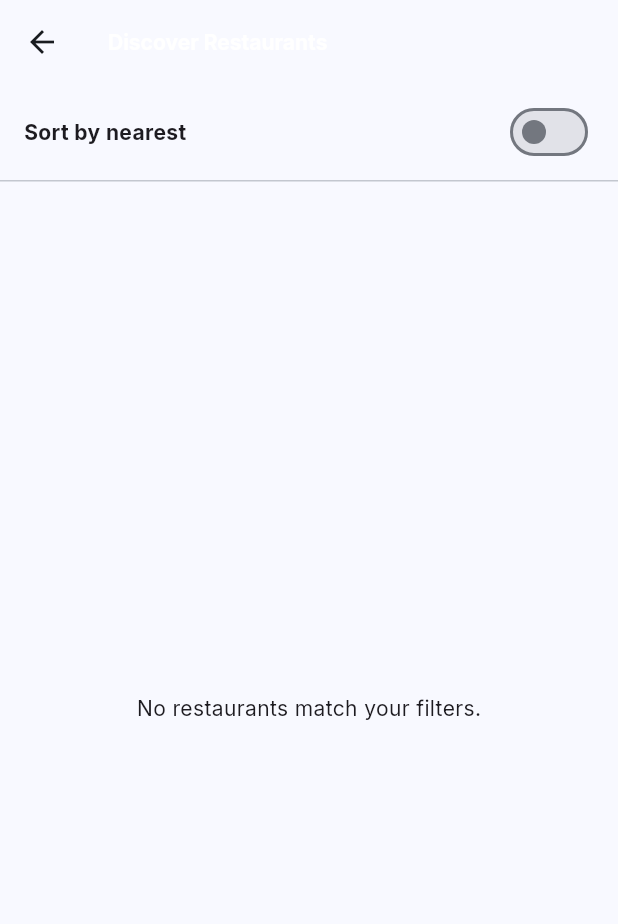
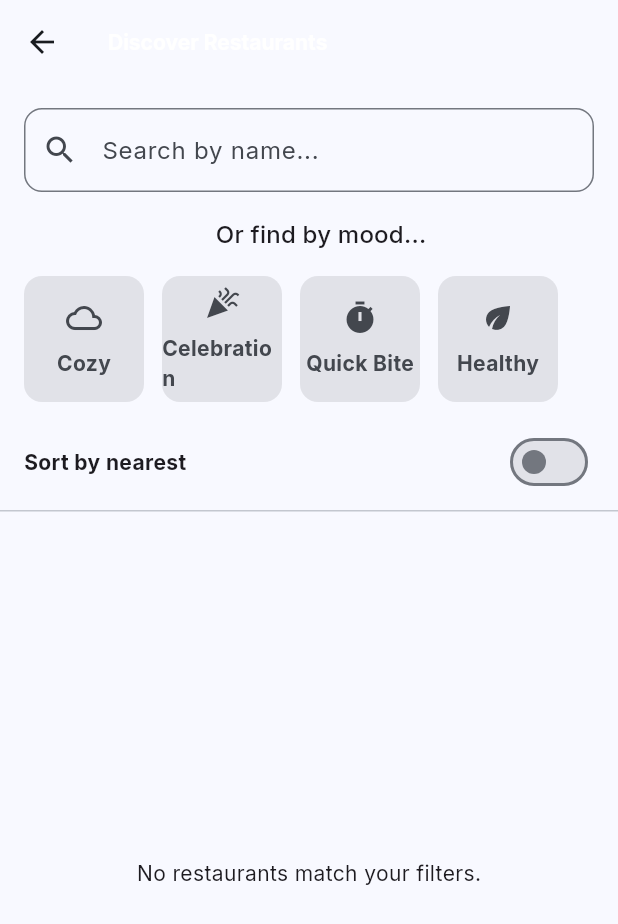
Before and after one commit to iamshawnee00/dyme_eat_test, a Flutter app: the DiscoverScreen screen opened directly, on a phone screen of 412 x 824 dp. Shown: the top 924 px of the screen. Run offline on Flutter 3.47's test engine with Material 3 defaults, Android fonts, the phone set to English and light mode, and no system bars; our stand-ins replace cloud_firestore, cloud_functions, firebase_auth, firebase_core, fl_chart, flutter_riverpod and 6 more; accounts and stored records are empty.

Commit message:
UI/UX Polish: Shimmer Loading Effect

```diff
--- a/lib/screens/discover/discover_screen.dart
+++ b/lib/screens/discover/discover_screen.dart
@@ -1,17 +1,19 @@
+// ignore: unused_import
 import 'package:dyme_eat/models/restaurant.dart';
 import 'package:dyme_eat/providers/location_provider.dart';
 import 'package:dyme_eat/providers/restaurant_provider.dart';
 import 'package:dyme_eat/screens/restaurant/restaurant_detail_screen.dart';
 import 'package:dyme_eat/widgets/mood_selector.dart';
 import 'package:dyme_eat/widgets/restaurant_card.dart';
+import 'package:dyme_eat/widgets/skeleton_card.dart';
 import 'package:flutter/material.dart';
 import 'package:flutter_riverpod/flutter_riverpod.dart';
 import 'package:geolocator/geolocator.dart';
+import 'package:shimmer/shimmer.dart';
 
-// Providers for mood and search query remain the same
+// Providers
 final selectedMoodProvider = StateProvider<Mood?>((ref) => null);
 final searchQueryProvider = StateProvider<String>((ref) => '');
-// A new StateProvider for our "Near Me" toggle
 final nearMeToggleProvider = StateProvider<bool>((ref) => false);
 
 class DiscoverScreen extends ConsumerWidget {
@@ -28,7 +30,27 @@ class DiscoverScreen extends ConsumerWidget {
       appBar: AppBar(title: const Text('Discover Restaurants')),
       body: Column(
         children: [
-          // ... (Search Bar and Mood Selector UI remain the same) ...
+          // --- Search Bar ---
+          Padding(
+            padding: const EdgeInsets.all(16.0),
+            child: TextField(
+              decoration: const InputDecoration(
+                hintText: 'Search by name...',
+                prefixIcon: Icon(Icons.search),
+                border: OutlineInputBorder(borderRadius: BorderRadius.all(Radius.circular(12.0))),
+              ),
+              onChanged: (value) => ref.read(searchQueryProvider.notifier).state = value,
+            ),
+          ),
+
+          // --- Mood Selector ---
+          Padding(
+            padding: const EdgeInsets.only(left: 16.0, bottom: 8.0),
+            child: Text("Or find by mood...", style: Theme.of(context).textTheme.titleMedium),
+          ),
+          MoodSelector(
+            onMoodSelected: (mood) => ref.read(selectedMoodProvider.notifier).state = mood,
+          ),
 
           // --- Near Me Toggle ---
           Padding(
@@ -39,9 +61,7 @@ class DiscoverScreen extends ConsumerWidget {
                 const Text("Sort by nearest", style: TextStyle(fontWeight: FontWeight.bold)),
                 Switch(
                   value: isNearMeToggled,
-                  onChanged: (value) {
-                    ref.read(nearMeToggleProvider.notifier).state = value;
-                  },
+                  onChanged: (value) => ref.read(nearMeToggleProvider.notifier).state = value,
                 ),
               ],
             ),
@@ -52,26 +72,32 @@ class DiscoverScreen extends ConsumerWidget {
           Expanded(
             child: restaurantsAsync.when(
               data: (restaurants) {
-                // If "Near Me" is toggled, we need the user's location to sort
                 if (isNearMeToggled) {
                   final userLocationAsync = ref.watch(userLocationProvider);
                   return userLocationAsync.when(
                     data: (userPos) {
-                      // Once we have the location, filter and sort the restaurants
-                      final sortedRestaurants = _filterAndSortRestaurants(restaurants, selectedMood, searchQuery, userPos);
+                      final sortedRestaurants = _filterAndSortRestaurants(
+                        restaurants, selectedMood, searchQuery, userPos,
+                      );
                       return _buildRestaurantList(sortedRestaurants);
                     },
-                    loading: () => const Center(child: CircularProgressIndicator()),
+                    loading: () => _buildShimmerLoading(),
                     error: (err, stack) => Center(child: Text(err.toString())),
                   );
                 } else {
-                  // If "Near Me" is off, just filter without sorting by distance
-                  final filteredRestaurants = _filterAndSortRestaurants(restaurants, selectedMood, searchQuery, null);
+                  final filteredRestaurants = _filterAndSortRestaurants(
+                    restaurants, selectedMood, searchQuery, null,
+                  );
                   return _buildRestaurantList(filteredRestaurants);
                 }
               },
-              loading: () => const Center(child: CircularProgressIndicator()),
-              error: (err, stack) => Center(child: Text(err.toString())),
+              loading: () => _buildShimmerLoading(),
+              error: (err, stack) => Center(
+                child: Text('Could not load restaurants.\nPlease check your connection.',
+                  textAlign: TextAlign.center,
+                  style: TextStyle(color: Theme.of(context).colorScheme.error),
+                ),
+              ),
             ),
           ),
         ],
@@ -79,7 +105,8 @@ class DiscoverScreen extends ConsumerWidget {
     );
   }
 
-  // Helper function to build the ListView
+  // --- Helpers ---
+
   Widget _buildRestaurantList(List<Restaurant> restaurants) {
     if (restaurants.isEmpty) {
       return const Center(child: Text('No restaurants match your filters.'));
@@ -92,31 +119,55 @@ class DiscoverScreen extends ConsumerWidget {
         return RestaurantCard(
           restaurant: restaurant,
           onTap: () {
-            Navigator.push(context, MaterialPageRoute(builder: (_) => RestaurantDetailScreen(restaurant: restaurant)));
+            Navigator.push(
+              context,
+              MaterialPageRoute(builder: (_) => RestaurantDetailScreen(restaurant: restaurant)),
+            );
           },
         );
       },
     );
   }
 
-  // Helper function containing all filtering and sorting logic
-  List<Restaurant> _filterAndSortRestaurants(List<Restaurant> restaurants, Mood? mood, String query, Position? userPosition) {
-    // First, apply mood and search filters
+  List<Restaurant> _filterAndSortRestaurants(
+    List<Restaurant> restaurants,
+    Mood? mood,
+    String query,
+    Position? userPosition,
+  ) {
+    // Filter
     List<Restaurant> filtered = restaurants.where((r) {
       final matchesMood = mood == null || r.cuisineTags.any((tag) => mood.associatedTags.contains(tag));
       final matchesSearch = query.isEmpty || r.name.toLowerCase().contains(query.toLowerCase());
       return matchesMood && matchesSearch;
     }).toList();
 
-    // If we have a user position, sort by distance
+    // Sort by distance if location is provided
     if (userPosition != null) {
       filtered.sort((a, b) {
-        final distanceA = Geolocator.distanceBetween(userPosition.latitude, userPosition.longitude, a.location.latitude, a.location.longitude);
-        final distanceB = Geolocator.distanceBetween(userPosition.latitude, userPosition.longitude, b.location.latitude, b.location.longitude);
+        final distanceA = Geolocator.distanceBetween(
+          userPosition.latitude, userPosition.longitude,
+          a.location.latitude, a.location.longitude,
+        );
+        final distanceB = Geolocator.distanceBetween(
+          userPosition.latitude, userPosition.longitude,
+          b.location.latitude, b.location.longitude,
+        );
         return distanceA.compareTo(distanceB);
       });
     }
 
     return filtered;
   }
+
+  Widget _buildShimmerLoading() {
+    return Shimmer.fromColors(
+      baseColor: Colors.grey[300]!,
+      highlightColor: Colors.grey[100]!,
+      child: ListView.builder(
+        itemCount: 5,
+        itemBuilder: (_, __) => const SkeletonCard(),
+      ),
+    );
+  }
 }
--- a/pubspec.yaml
+++ b/pubspec.yaml
@@ -55,6 +55,8 @@ dependencies:
   qr_flutter: ^4.1.0 # For QR code generation and scanning
   geolocator: ^12.0.0
   geocoding: ^3.0.0
+  shimmer: ^3.0.0
+
 
 
 dev_dependencies:
```
Also changed, not shown: lib/widgets/skeleton_card.dart (added, +37 -0 lines), pubspec.lock.
